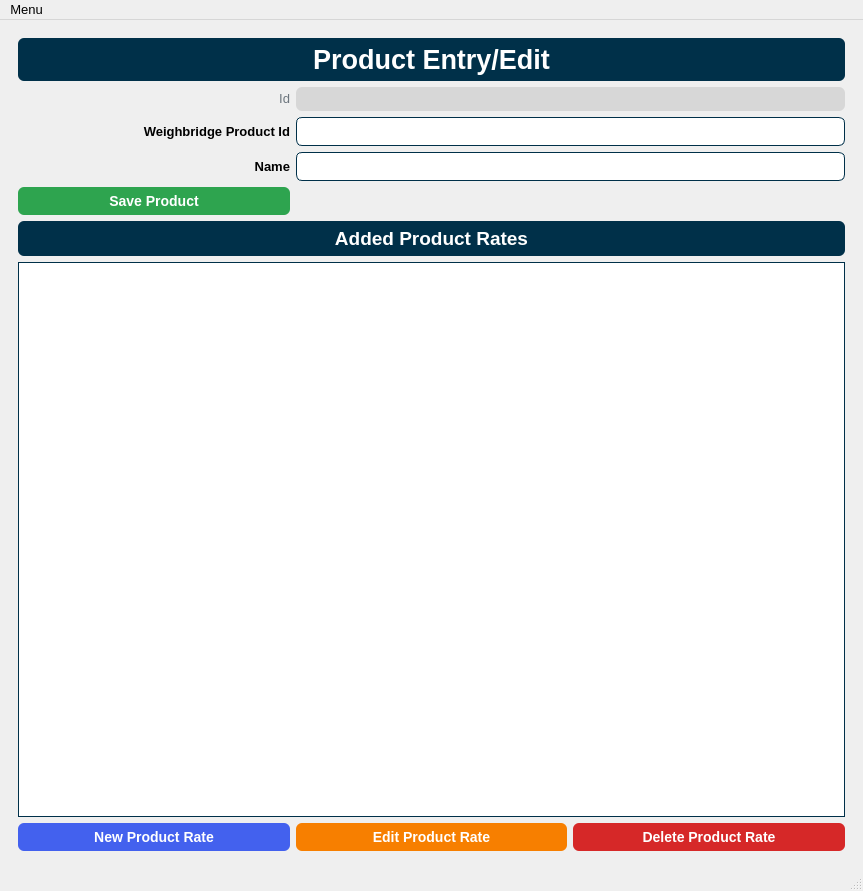
Qt form hqcpq/gui/ui_files/main_window.ui (Soapey/HQCPQ) before a commit.
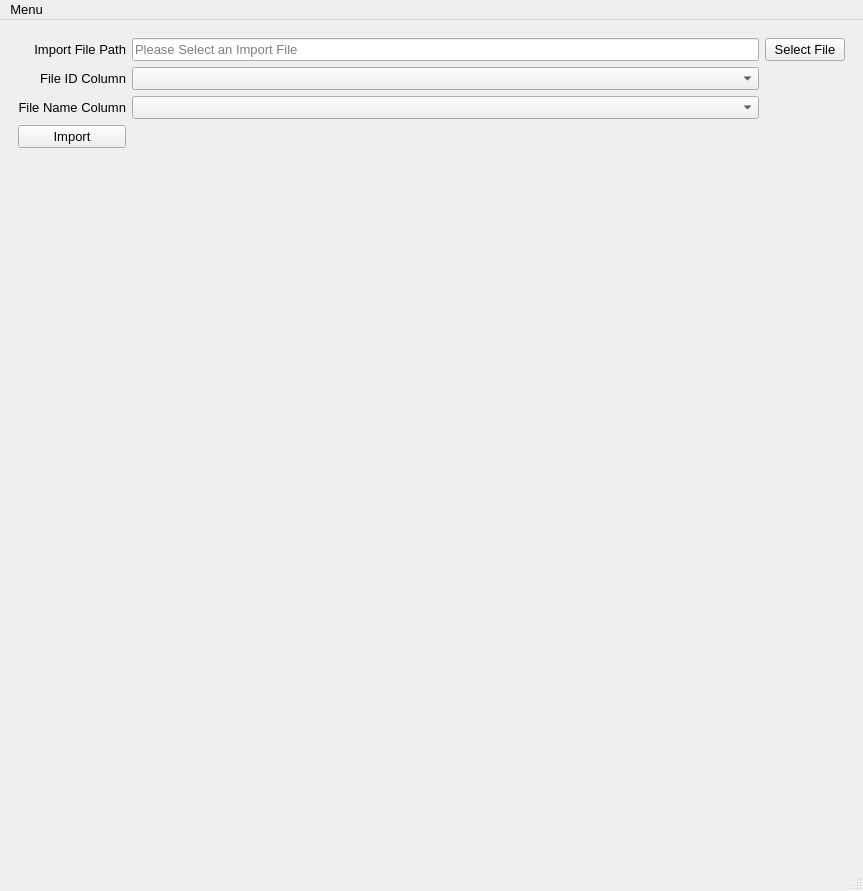
The same form after that commit. Icons and pictures are not drawn.

```diff
--- a/hqcpq/gui/ui_files/main_window.ui
+++ b/hqcpq/gui/ui_files/main_window.ui
@@ -37,7 +37,7 @@
        <bool>false</bool>
       </property>
       <property name="currentIndex">
-       <number>4</number>
+       <number>11</number>
       </property>
       <widget class="QWidget" name="pageQuotes">
        <layout class="QGridLayout" name="gridLayout_3">
@@ -1759,6 +1759,23 @@
           </property>
          </widget>
         </item>
+        <item row="2" column="1" colspan="2">
+         <widget class="QLineEdit" name="txtProductWeighbridgeProductId">
+          <property name="styleSheet">
+           <string notr="true">border: 1px solid #003049;
+border-radius: 6px;
+font-family: &quot;Helvetica&quot;;
+font-size: 10pt;
+padding: 5px;</string>
+          </property>
+          <property name="inputMethodHints">
+           <set>Qt::ImhDigitsOnly</set>
+          </property>
+          <property name="placeholderText">
+           <string>Unique ID for product that the weighbridge program uses</string>
+          </property>
+         </widget>
+        </item>
         <item row="2" column="0">
          <widget class="QLabel" name="lblProductWeighbridgeProductId">
           <property name="styleSheet">
@@ -2705,6 +2722,86 @@
         </item>
        </layout>
       </widget>
+      <widget class="QWidget" name="pageImportProduct">
+       <layout class="QGridLayout" name="gridLayout_11">
+        <item row="1" column="0">
+         <widget class="QLabel" name="lblProductImportIdColumn">
+          <property name="text">
+           <string>File ID Column</string>
+          </property>
+          <property name="alignment">
+           <set>Qt::AlignRight|Qt::AlignTrailing|Qt::AlignVCenter</set>
+          </property>
+         </widget>
+        </item>
+        <item row="2" column="0">
+         <widget class="QLabel" name="lblProductImportNameColumn">
+          <property name="text">
+           <string>File Name Column</string>
+          </property>
+          <property name="alignment">
+           <set>Qt::AlignRight|Qt::AlignTrailing|Qt::AlignVCenter</set>
+          </property>
+         </widget>
+        </item>
+        <item row="0" column="2">
+         <widget class="QPushButton" name="btnSelectProductImportFile">
+          <property name="text">
+           <string>Select File</string>
+          </property>
+         </widget>
+        </item>
+        <item row="2" column="1">
+         <widget class="QComboBox" name="cmbProductImportNameColumn"/>
+        </item>
+        <item row="1" column="1">
+         <widget class="QComboBox" name="cmbProductImportIdColumn"/>
+        </item>
+        <item row="0" column="1">
+         <widget class="QLineEdit" name="txtProductImportFilePath">
+          <property name="readOnly">
+           <bool>true</bool>
+          </property>
+          <property name="placeholderText">
+           <string>Please Select an Import File</string>
+          </property>
+         </widget>
+        </item>
+        <item row="4" column="0">
+         <spacer name="verticalSpacer_4">
+          <property name="orientation">
+           <enum>Qt::Vertical</enum>
+          </property>
+          <property name="sizeHint" stdset="0">
+           <size>
+            <width>20</width>
+            <height>40</height>
+           </size>
+          </property>
+         </spacer>
+        </item>
+        <item row="0" column="0">
+         <widget class="QLabel" name="lblSelectProductImportFile">
+          <property name="text">
+           <string>Import File Path</string>
+          </property>
+          <property name="alignment">
+           <set>Qt::AlignRight|Qt::AlignTrailing|Qt::AlignVCenter</set>
+          </property>
+         </widget>
+        </item>
+        <item row="3" column="0">
+         <widget class="QPushButton" name="btnProductImportConfirm">
+          <property name="focusPolicy">
+           <enum>Qt::NoFocus</enum>
+          </property>
+          <property name="text">
+           <string>Import</string>
+          </property>
+         </widget>
+        </item>
+       </layout>
+      </widget>
      </widget>
     </item>
    </layout>
```
Left out of the diff: 182 changed lines with no effect on the pictures.
